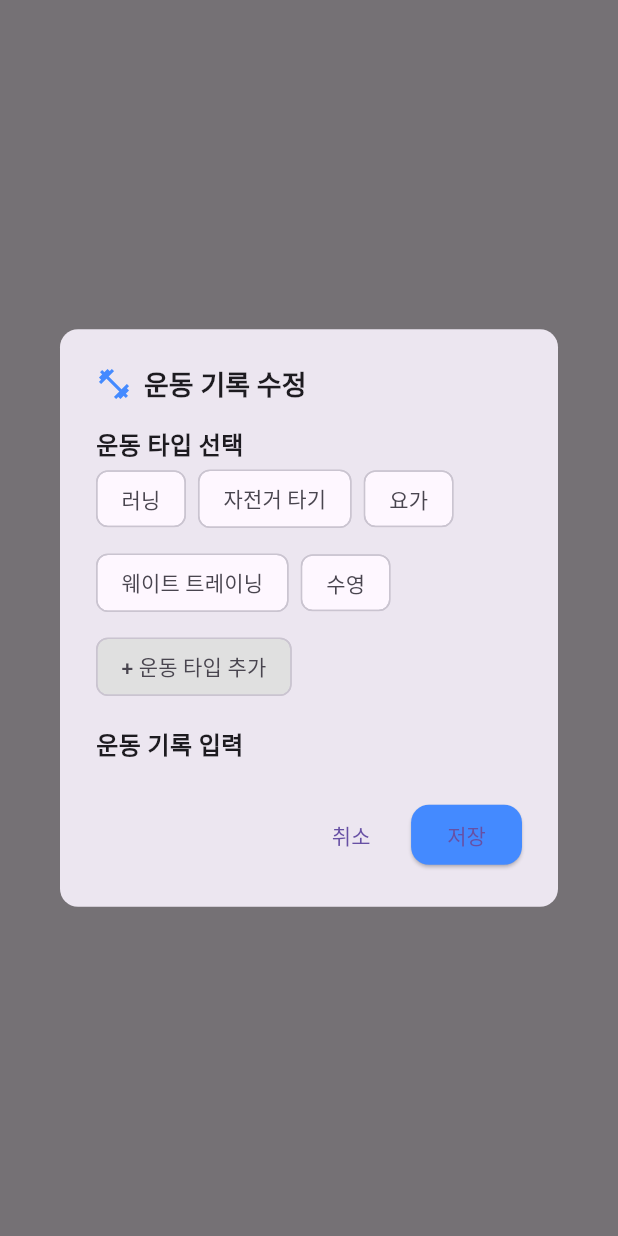
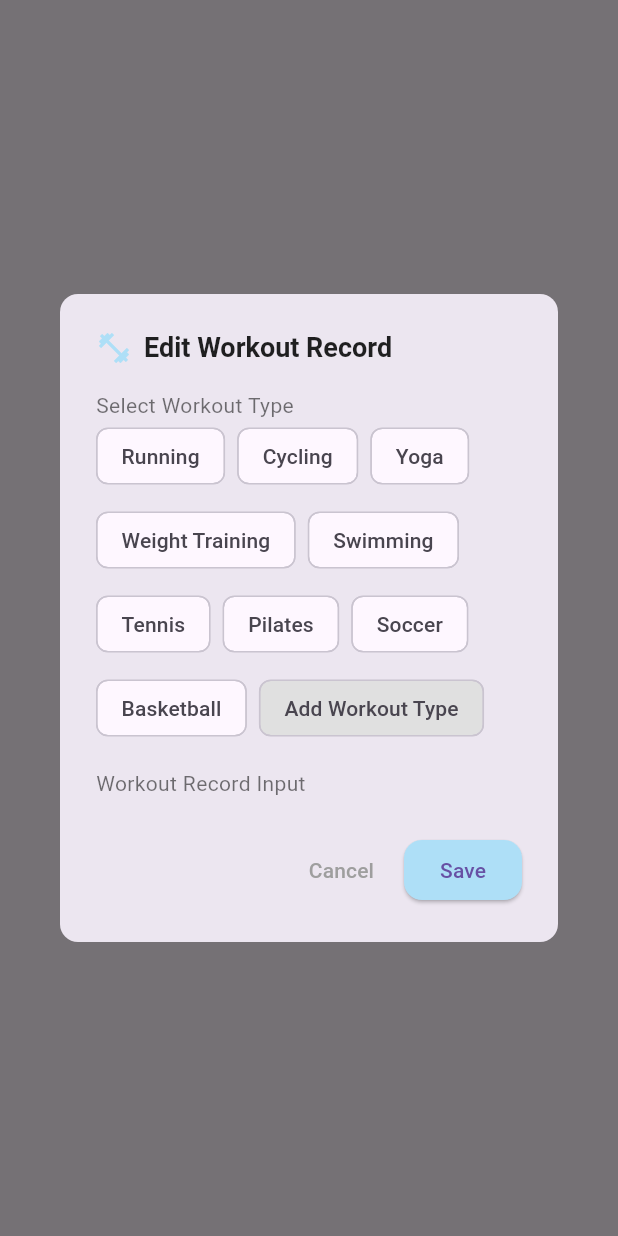
Before and after one commit to JungSeunghun/selfcare, a Flutter app: what showWorkoutInputDialog() shows on an empty page, opened directly with empty values, on a phone screen of 412 x 824 dp. Run offline on Flutter 3.47's test engine with Material 3 defaults, Android fonts, the phone set to English and light mode, and no system bars; our stand-ins replace ionicons, sqflite; accounts and stored records are empty.

Commit message:
다국어 수정

```diff
--- a/lib/components/workout/workout_input_dialog.dart
+++ b/lib/components/workout/workout_input_dialog.dart
@@ -3,6 +3,8 @@ import '../../models/workout_record_model.dart';
 import '../../models/workout_type_model.dart';
 import '../../services/workout_service.dart';
 import '../../services/workout_type_service.dart';
+import '../../generated/l10n.dart'; // 다국어 처리 S 클래스 사용
+import '../../common/common_styles.dart'; // 공통 스타일 사용
 import 'workout_type_settings_dialog.dart';
 
 void showWorkoutInputDialog(
@@ -43,12 +45,15 @@ void showWorkoutInputDialog(
       return StatefulBuilder(
         builder: (context, setState) {
           return AlertDialog(
-            shape: RoundedRectangleBorder(borderRadius: BorderRadius.circular(12)),
+            shape: CommonStyles.dialogShape,
             title: Row(
               children: [
-                Icon(Icons.fitness_center, color: Colors.blueAccent),
+                Icon(Icons.fitness_center, color: Color(0xFFAEDFF7)),
                 SizedBox(width: 8),
-                Text("운동 기록 수정", style: TextStyle(fontSize: 18, fontWeight: FontWeight.bold)),
+                Text(
+                  S.of(context).editWorkoutRecord,
+                  style: CommonStyles.titleStyle.copyWith(fontSize: 18),
+                ),
               ],
             ),
             content: SizedBox(
@@ -57,7 +62,7 @@ void showWorkoutInputDialog(
                 child: Column(
                   crossAxisAlignment: CrossAxisAlignment.start,
                   children: [
-                    Text("운동 타입 선택", style: TextStyle(fontSize: 16, fontWeight: FontWeight.bold)),
+                    Text(S.of(context).workoutTypeSelect, style: CommonStyles.smallTextStyle),
                     Wrap(
                       spacing: 8,
                       runSpacing: 8,
@@ -76,7 +81,7 @@ void showWorkoutInputDialog(
                           );
                         }).toList(),
                         FilterChip(
-                          label: Text("+ 운동 타입 추가"),
+                          label: Text(S.of(context).addWorkoutType),
                           backgroundColor: Colors.grey[300],
                           onSelected: (isSelected) {
                             Navigator.pop(context);
@@ -90,7 +95,7 @@ void showWorkoutInputDialog(
                       ],
                     ),
                     SizedBox(height: 16),
-                    Text("운동 기록 입력", style: TextStyle(fontSize: 16, fontWeight: FontWeight.bold)),
+                    Text(S.of(context).workoutRecordInput, style: CommonStyles.smallTextStyle),
                     ListView.builder(
                       shrinkWrap: true,
                       physics: NeverScrollableScrollPhysics(),
@@ -113,7 +118,7 @@ void showWorkoutInputDialog(
                                   controller: durationControllers[index],
                                   keyboardType: TextInputType.number,
                                   decoration: InputDecoration(
-                                    hintText: "시간 (분)",
+                                    hintText: S.of(context).durationInMinutes,
                                     border: OutlineInputBorder(),
                                     contentPadding: EdgeInsets.symmetric(horizontal: 8, vertical: 6),
                                   ),
@@ -150,7 +155,7 @@ void showWorkoutInputDialog(
                 onPressed: () {
                   Navigator.pop(context);
                 },
-                child: Text("취소"),
+                child: Text(S.of(context).cancel, style: TextStyle(color: Colors.grey)),
               ),
               ElevatedButton(
                 onPressed: () async {
@@ -170,10 +175,10 @@ void showWorkoutInputDialog(
                   Navigator.pop(context);
                 },
                 style: ElevatedButton.styleFrom(
-                  backgroundColor: Colors.blueAccent,
-                  shape: RoundedRectangleBorder(borderRadius: BorderRadius.circular(12)),
+                  backgroundColor: Color(0xFFAEDFF7),
+                  shape: CommonStyles.dialogShape,
                 ),
-                child: Text("저장"),
+                child: Text(S.of(context).save),
               ),
             ],
           );
--- a/lib/database/database_helper.dart
+++ b/lib/database/database_helper.dart
@@ -3,9 +3,7 @@ import 'package:path/path.dart';
 
 class DatabaseHelper {
   static final DatabaseHelper _instance = DatabaseHelper._internal();
-
   factory DatabaseHelper() => _instance;
-
   DatabaseHelper._internal();
 
   Database? _database;
@@ -22,7 +20,7 @@ class DatabaseHelper {
 
     return await openDatabase(
       path,
-      version: 3, // Increment the database version
+      version: 5, // DB 버전 업데이트
       onCreate: (db, version) async {
         await db.execute('''
           CREATE TABLE workouts (
@@ -43,46 +41,47 @@ class DatabaseHelper {
           )
         ''');
 
+        // workout_types 테이블 생성
         await db.execute('''
           CREATE TABLE workout_types (
             id INTEGER PRIMARY KEY AUTOINCREMENT,
-            name TEXT NOT NULL
+            name TEXT NOT NULL,
+            locale TEXT NOT NULL
           )
         ''');
 
-        // Insert default workout types
+        // 기본 workout_types 삽입
         await _insertDefaultWorkoutTypes(db);
       },
       onUpgrade: (db, oldVersion, newVersion) async {
-        if (oldVersion < 2) {
-          await db.execute('ALTER TABLE workouts ADD COLUMN date TEXT');
-          await db.execute('ALTER TABLE sleep ADD COLUMN date TEXT');
-        }
-        if (oldVersion < 3) {
+        if (oldVersion < 5) {
+          // workout_types 테이블 생성
           await db.execute('''
-            CREATE TABLE workout_types (
+            CREATE TABLE IF NOT EXISTS workout_types (
               id INTEGER PRIMARY KEY AUTOINCREMENT,
-              name TEXT NOT NULL
+              name TEXT NOT NULL,
+              locale TEXT NOT NULL
             )
           ''');
 
+          // 기본 workout_types 삽입
           await _insertDefaultWorkoutTypes(db);
         }
       },
     );
   }
 
+  /// 기본 workout_types 삽입
   Future<void> _insertDefaultWorkoutTypes(Database db) async {
-    const defaultTypes = [
-      '러닝',
-      '자전거 타기',
-      '요가',
-      '웨이트 트레이닝',
-      '수영',
-    ];
+    const defaultTypes = {
+      'en': ['Running', 'Cycling', 'Yoga', 'Weight Training', 'Swimming', 'Tennis', 'Pilates', 'Soccer', 'Basketball'],
+      'ko': ['러닝', '자전거 타기', '요가', '웨이트 트레이닝', '수영', '테니스', '필라테스', '축구', '농구'],
+    };
 
-    for (String type in defaultTypes) {
-      await db.insert('workout_types', {'name': type});
+    for (var locale in defaultTypes.keys) {
+      for (var type in defaultTypes[locale]!) {
+        await db.insert('workout_types', {'name': type, 'locale': locale});
+      }
     }
   }
 }
--- a/lib/l10n/intl_en.arb
+++ b/lib/l10n/intl_en.arb
@@ -21,5 +21,19 @@
   "save": "Save",
   "workout": "Workout",
   "noWorkoutMessage": "What kind of workout did you do today? 🏋️\nSmall movements lead to big changes! 💪",
-  "totalWorkoutDuration": "Total Workout Duration"
+  "totalWorkoutDuration": "Total Workout Duration",
+  "editWorkoutRecord": "Edit Workout Record",
+  "workoutTypeSelect": "Select Workout Type",
+  "addWorkoutType": "Add Workout Type",
+  "workoutRecordInput": "Workout Record Input",
+  "durationInMinutes": "Duration (minutes)",
+  "workoutTypeManagement": "Workout Type Management",
+  "noWorkoutTypes": "No workout types available.",
+  "addNewWorkoutTypeHint": "Enter a new workout type",
+  "add": "Add",
+  "editWorkoutTypeHint": "Edit workout type",
+  "deleteConfirmation": "Delete Confirmation",
+  "deleteWorkoutTypeConfirmation": "Are you sure you want to delete {type}?",
+  "close": "Close",
+  "delete": "Delete"
 }
--- a/lib/repositories/workout_type_repository.dart
+++ b/lib/repositories/workout_type_repository.dart
@@ -5,11 +5,15 @@ import '../models/workout_type_model.dart';
 class WorkoutTypeRepository {
   final DatabaseHelper _dbHelper = DatabaseHelper();
 
-  /// 📋 Fetch all workout types
-  Future<List<WorkoutType>> getAllWorkoutTypes() async {
+  /// 📋 모든 운동 타입 가져오기
+  Future<List<WorkoutType>> getWorkoutTypesByLocale(String locale) async {
     try {
       final db = await _dbHelper.database;
-      final result = await db.query('workout_types');
+      final result = await db.query(
+        'workout_types',
+        where: 'locale = ?',
+        whereArgs: [locale],
+      );
       return WorkoutType.fromList(result);
     } catch (e) {
       print('Error fetching workout types: $e');
@@ -17,13 +21,13 @@ class WorkoutTypeRepository {
     }
   }
 
-  /// ➕ Add a new workout type
-  Future<void> addWorkoutType(String name) async {
+  /// ➕ 운동 타입 추가
+  Future<void> addWorkoutType(String name, String locale) async {
     try {
       final db = await _dbHelper.database;
       await db.insert(
         'workout_types',
-        {'name': name},
+        {'name': name, 'locale': locale},
         conflictAlgorithm: ConflictAlgorithm.ignore,
       );
     } catch (e) {
@@ -31,7 +35,23 @@ class WorkoutTypeRepository {
     }
   }
 
-  /// ✏️ Update an existing workout type
+  /// 🔍 운동 타입 존재 여부 확인
+  Future<bool> workoutTypeExists(String name) async {
+    try {
+      final db = await _dbHelper.database;
+      final result = await db.query(
+        'workout_types',
+        where: 'name = ?',
+        whereArgs: [name],
+      );
+      return result.isNotEmpty;
+    } catch (e) {
+      print('Error checking workout type existence: $e');
+      return false;
+    }
+  }
+
+  /// ✏️ 운동 타입 업데이트
   Future<void> updateWorkoutType(WorkoutType workoutType) async {
     try {
       final db = await _dbHelper.database;
@@ -46,7 +66,7 @@ class WorkoutTypeRepository {
     }
   }
 
-  /// ❌ Delete a workout type by ID
+  /// ❌ 운동 타입 삭제
   Future<void> deleteWorkoutType(int id) async {
     try {
       final db = await _dbHelper.database;
@@ -59,20 +79,4 @@ class WorkoutTypeRepository {
       print('Error deleting workout type: $e');
     }
   }
-
-  /// 🔍 Check if a workout type exists
-  Future<bool> workoutTypeExists(String name) async {
-    try {
-      final db = await _dbHelper.database;
-      final result = await db.query(
-        'workout_types',
-        where: 'name = ?',
-        whereArgs: [name],
-      );
-      return result.isNotEmpty;
-    } catch (e) {
-      print('Error checking workout type existence: $e');
-      return false;
-    }
-  }
 }
--- a/lib/services/workout_type_service.dart
+++ b/lib/services/workout_type_service.dart
@@ -7,7 +7,17 @@ class WorkoutTypeService {
   /// 📋 모든 운동 타입 가져오기
   Future<List<WorkoutType>> getAllWorkoutTypes() async {
     try {
-      return await _workoutTypeRepository.getAllWorkoutTypes();
+      return await _workoutTypeRepository.getWorkoutTypesByLocale('en'); // 기본 로케일 설정
+    } catch (e) {
+      print("Error fetching workout types: $e");
+      return [];
+    }
+  }
+
+  /// 특정 로케일에 따른 운동 타입 가져오기
+  Future<List<WorkoutType>> getWorkoutTypesByLocale(String locale) async {
+    try {
+      return await _workoutTypeRepository.getWorkoutTypesByLocale(locale);
     } catch (e) {
       print("Error fetching workout types: $e");
       return [];
@@ -15,11 +25,11 @@ class WorkoutTypeService {
   }
 
   /// ➕ 새로운 운동 타입 추가
-  Future<void> addWorkoutType(String name) async {
+  Future<void> addWorkoutType(String name, String locale) async {
     try {
       final exists = await _workoutTypeRepository.workoutTypeExists(name);
       if (!exists) {
-        await _workoutTypeRepository.addWorkoutType(name);
+        await _workoutTypeRepository.addWorkoutType(name, locale);
       } else {
         print("Workout type already exists.");
       }
@@ -45,14 +55,4 @@ class WorkoutTypeService {
       print("Error deleting workout type: $e");
     }
   }
-
-  /// 🔍 운동 타입 존재 여부 확인
-  Future<bool> workoutTypeExists(String name) async {
-    try {
-      return await _workoutTypeRepository.workoutTypeExists(name);
-    } catch (e) {
-      print("Error checking workout type existence: $e");
-      return false;
-    }
-  }
 }
```
Also changed, not shown: lib/components/workout/workout_type_settings_dialog.dart (+48 -31 lines), lib/l10n/intl_ko.arb (+17 -3 lines), lib/models/workout_type_model.dart (+6 -6 lines), lib/generated/intl/messages_en.dart, lib/generated/intl/messages_ko.dart, lib/generated/l10n.dart.
